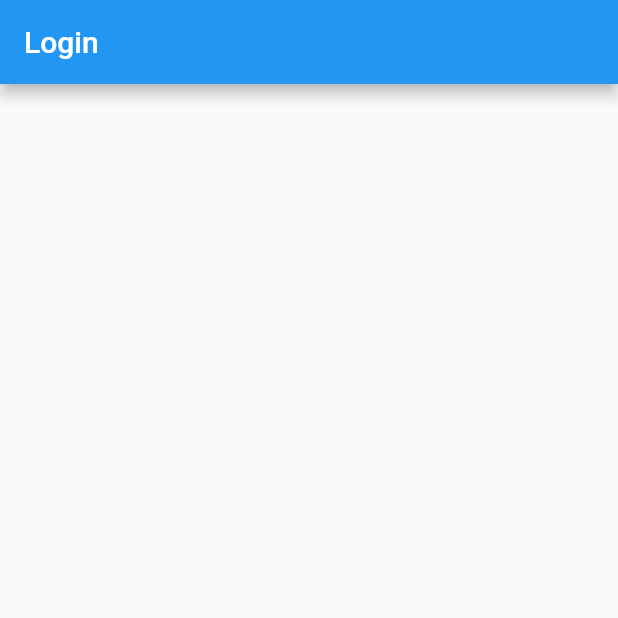
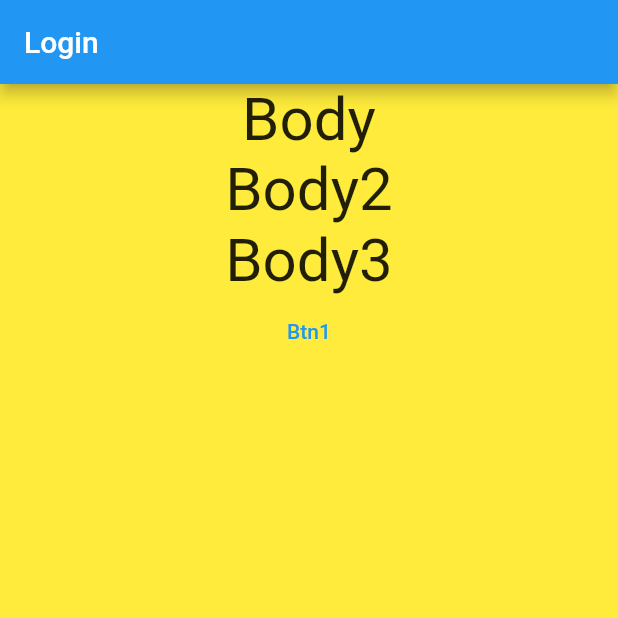
Before and after one commit to parinyapt/Flutter_demo0, a Flutter app: the screen it shows after launch, on a phone screen of 412 x 824 dp, the top half of it. Run offline on Flutter 3.47's test engine with Material 2 defaults, Android fonts, the phone set to English and light mode, and no system bars.

Commit message:
add route , page and button

```diff
--- a/lib/src/app.dart
+++ b/lib/src/app.dart
@@ -1,3 +1,4 @@
+import 'package:demo0/src/pages/app_routes.dart';
 import 'package:demo0/src/pages/login/login_page.dart';
 import 'package:flutter/material.dart';
 
@@ -7,6 +8,7 @@ class App extends StatelessWidget {
   @override
   Widget build(BuildContext context) {
     return MaterialApp(
+      routes: AppRoute.all,
       home: LoginPage(),
     );
   }
--- /dev/null
+++ b/lib/src/pages/app_routes.dart
@@ -0,0 +1,21 @@
+
+import 'package:demo0/src/pages/home/home_page.dart';
+import 'package:demo0/src/pages/login/login_page.dart';
+import 'package:demo0/src/pages/management/management_page.dart';
+import 'package:demo0/src/pages/map/map_page.dart';
+import 'package:flutter/material.dart';
+
+class AppRoute {
+  static const home = 'home';
+  static const login = 'login';
+  static const management = 'management';
+  static const map = 'map';
+  static const loading = 'loading';
+
+  static get all => <String, WidgetBuilder>{
+    login: (context) => const LoginPage(), // demo how to used widget
+    home: (context) => const HomePage(),
+    management: (context) => const ManagementPage(),
+    map: (context) => const MapPage(),
+  };
+}
--- a/lib/src/pages/login/login_page.dart
+++ b/lib/src/pages/login/login_page.dart
@@ -14,6 +14,30 @@ class _LoginPageState extends State<LoginPage> {
       appBar: AppBar(
         title: Text("Login"),
       ),
+      body: Container(
+        color: Colors.yellow,
+        width: double.infinity,
+        height: double.infinity,
+        child: Column(
+          children: [
+            Text(
+              "Body",
+              style: TextStyle(fontSize: 40),
+            ),
+            Text(
+              "Body2",
+              style: TextStyle(fontSize: 40),
+            ),
+            Text(
+              "Body3",
+              style: TextStyle(fontSize: 40),
+            ),
+            TextButton(onPressed: (){
+              print("Hello World");
+            }, child: Text("Btn1"))
+          ],
+        ),
+      ),
     );
   }
 }
```
Also changed, not shown: lib/src/pages/home/home_page.dart (added, +23 -0 lines), lib/src/pages/management/management_page.dart (added, +23 -0 lines), lib/src/pages/map/map_page.dart (added, +23 -0 lines), 1 other file.
